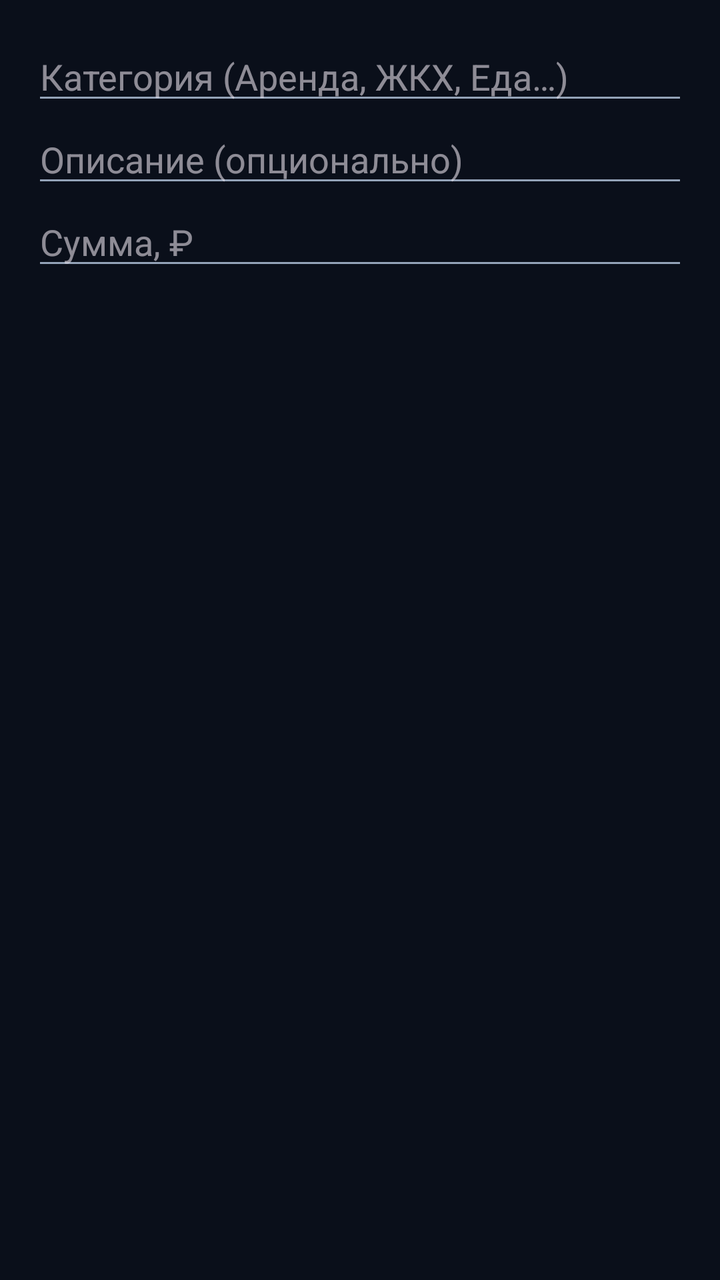
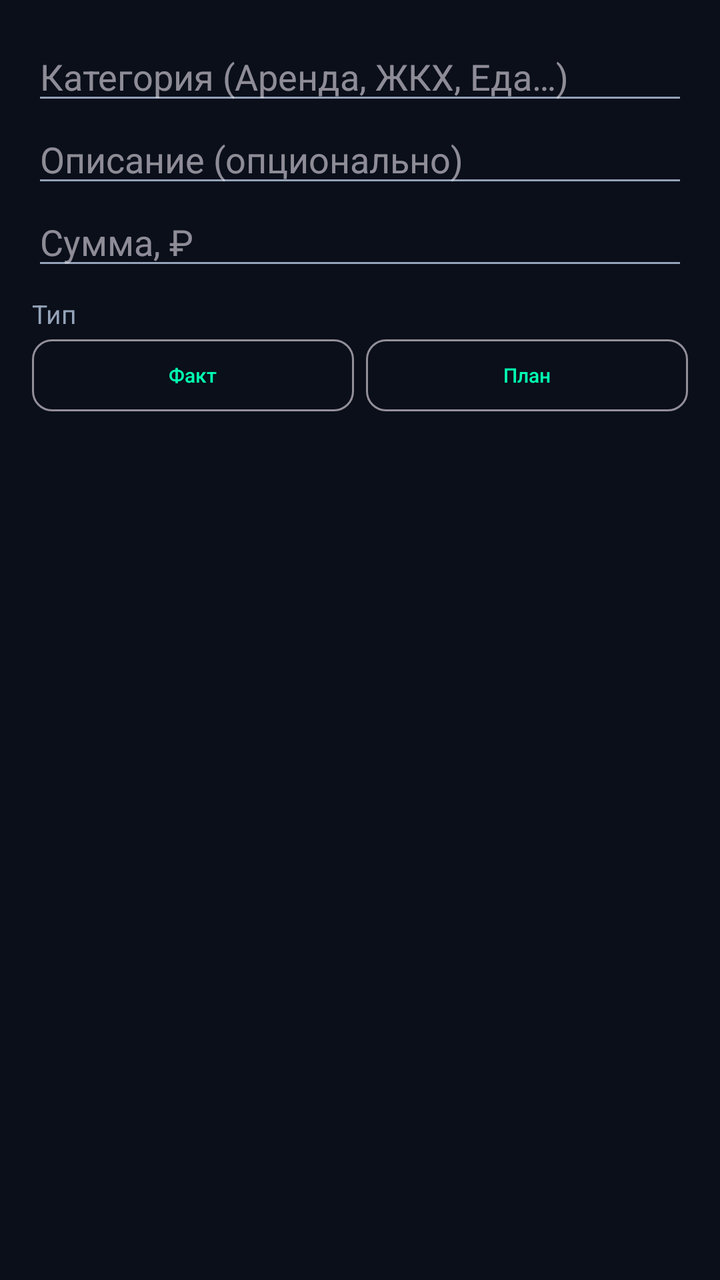

Before-and-after screenshots of an Android layout around one commit, followed by the original layout XML and the change that was made.
<!-- AndroidManifest.xml: application theme Theme.TaskMGR -->
<!-- res/layout/dialog_finance_expense.xml -->
<?xml version="1.0" encoding="utf-8"?>

<LinearLayout xmlns:android="http://schemas.android.com/apk/res/android"
  android:layout_width="match_parent"
  android:layout_height="wrap_content"
  android:orientation="vertical"
  android:padding="16dp">

  <EditText
    android:id="@+id/input_exp_category"
    android:layout_width="match_parent"
    android:layout_height="wrap_content"
    android:hint="Категория (Аренда, ЖКХ, Еда…)"
    android:inputType="textCapSentences" />

  <EditText
    android:id="@+id/input_exp_title"
    android:layout_width="match_parent"
    android:layout_height="wrap_content"
    android:hint="Описание (опционально)"
    android:inputType="textCapSentences" />

  <EditText
    android:id="@+id/input_exp_amount"
    android:layout_width="match_parent"
    android:layout_height="wrap_content"
    android:hint="Сумма, ₽"
    android:inputType="numberDecimal" />
</LinearLayout>
<!-- resources referenced by this layout -->
<resources>
  <style name="TaskMGRWindowAnimation" parent="@android:style/Animation.Activity">
          
          <item name="android:activityOpenEnterAnimation">@anim/fade_in</item>
          <item name="android:activityOpenExitAnimation">@anim/no_anim</item>
          
          <item name="android:activityCloseEnterAnimation">@anim/fade_in</item>
          <item name="android:activityCloseExitAnimation">@anim/no_anim</item>
      </style>
  <color name="neon_green">#00FFB2</color>
  <color name="text_on_accent">#0A0F1A</color>
  <color name="electric_purple">#A855F7</color>
  <color name="amber">#FBBF24</color>
  <color name="raspberry">#FF3B6B</color>
  <color name="bg">#0A0F1A</color>
  <color name="surface">#111A2B</color>
  <color name="text_primary">#E2E8F0</color>
  <color name="surface_variant">#1E2A3F</color>
  <color name="text_secondary">#94A3B8</color>
  <color name="text_tertiary">#64748B</color>
  <style name="ThemeOverlay.TaskMGR.DatePicker" parent="ThemeOverlay.AppCompat.Dialog">
          <item name="colorAccent">@color/neon_green</item>
          <item name="colorPrimary">@color/neon_green</item>
          <item name="android:colorAccent">@color/neon_green</item>
          <item name="android:colorControlActivated">@color/neon_green</item>
          <item name="android:windowBackground">@color/surface_raised</item>
          <item name="android:textColorPrimary">@color/text_primary</item>
          <item name="android:textColorSecondary">@color/text_secondary</item>
          <item name="android:textColor">@color/neon_green</item>
      </style>
  <style name="TaskMGRSpinner" parent="Widget.AppCompat.Spinner">
      <item name="android:popupBackground">@drawable/dialog_bg</item>
      <item name="android:textColor">@color/text_primary</item>
      <item name="android:spinnerItemStyle">@style/TaskMGRSpinnerItem</item>
      <item name="android:spinnerDropDownItemStyle">@style/TaskMGRSpinnerItem</item>
    </style>
  <style name="Widget.TaskMGR.Fab" parent="Widget.Material3.FloatingActionButton.Primary">
      <item name="backgroundTint">@color/neon_green</item>
      <item name="tint">@color/text_on_accent</item>
      <item name="android:elevation">8dp</item>
      <item name="elevation">8dp</item>
    </style>
  <color name="surface_raised">#16223A</color>
  <!-- drawable dialog_bg (drawable) -->
  <?xml version="1.0" encoding="utf-8"?>
  
  <shape xmlns:android="http://schemas.android.com/apk/res/android"
      android:shape="rectangle">
      <solid android:color="@color/surface_raised" />
      <corners android:radius="22dp" />
      <stroke android:width="1dp" android:color="@color/divider" />
  </shape>
  <color name="divider_strong">#2A3A55</color>
  <color name="neon_green_dim">#00C28A</color>
  <style name="ShapeAppearance.TaskMGR.Dialog" parent="">
          <item name="cornerFamily">rounded</item>
          <item name="cornerSize">22dp</item>
      </style>
  <style name="TaskMGRSpinnerItem" parent="Widget.AppCompat.TextView.SpinnerItem">
      <item name="android:textColor">@color/text_primary</item>
      <item name="android:textSize">15sp</item>
    </style>
  <color name="divider">#1E2A3F</color>
  <!-- unchanged entries left out for length: 2 -->
</resources>

<!-- the commit's change to res/layout/dialog_finance_expense.xml (unified diff, before → after) -->
@@ -26,4 +26,37 @@
     android:layout_height="wrap_content"
     android:hint="Сумма, ₽"
     android:inputType="numberDecimal" />
+
+  <TextView
+    android:layout_width="match_parent"
+    android:layout_height="wrap_content"
+    android:layout_marginTop="8dp"
+    android:text="Тип"
+    android:textColor="@color/text_secondary"
+    android:textSize="13sp" />
+
+  <LinearLayout
+    android:layout_width="match_parent"
+    android:layout_height="wrap_content"
+    android:orientation="horizontal"
+    android:layout_marginTop="4dp">
+
+    <com.google.android.material.button.MaterialButton
+      android:id="@+id/btn_type_fact"
+      style="@style/TaskMGRSegButton"
+      android:layout_width="0dp"
+      android:layout_height="36dp"
+      android:layout_weight="1"
+      android:text="Факт" />
+
+    <com.google.android.material.button.MaterialButton
+      android:id="@+id/btn_type_plan"
+      style="@style/TaskMGRSegButton"
+      android:layout_width="0dp"
+      android:layout_height="36dp"
+      android:layout_weight="1"
+      android:layout_marginStart="6dp"
+      android:text="План" />
+  </LinearLayout>
+
 </LinearLayout>
<!-- resource entries referenced after the edit -->
@@ -18,6 +18,25 @@
   <color name="text_primary">#E2E8F0</color>
   <color name="surface_variant">#1E2A3F</color>
   <color name="text_secondary">#94A3B8</color>
+  <style name="TaskMGRSegButton" parent="Widget.Material3.Button.OutlinedButton">
+      <item name="android:minWidth">0dp</item>
+      <item name="android:minHeight">0dp</item>
+      <item name="android:insetLeft">0dp</item>
+      <item name="android:insetRight">0dp</item>
+      <item name="android:insetTop">0dp</item>
+      <item name="android:insetBottom">0dp</item>
+      <item name="android:paddingStart">2dp</item>
+      <item name="android:paddingEnd">2dp</item>
+      <item name="android:paddingTop">6dp</item>
+      <item name="android:paddingBottom">6dp</item>
+      <item name="android:textSize">10sp</item>
+      <item name="android:textAllCaps">false</item>
+      <item name="android:letterSpacing">0</item>
+      <item name="android:maxLines">1</item>
+      <item name="cornerRadius">10dp</item>
+      <item name="strokeWidth">1dp</item>
+      <item name="rippleColor">@color/neon_green_dim</item>
+    </style>
   <color name="text_tertiary">#64748B</color>
   <style name="ThemeOverlay.TaskMGR.DatePicker" parent="ThemeOverlay.AppCompat.Dialog">
           <item name="colorAccent">@color/neon_green</item>
